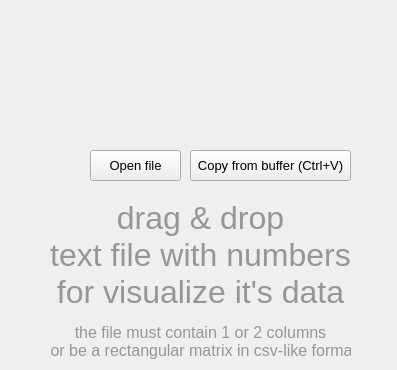
DevToolsOrganization/matrix-data-visualization-DAVIS, file gui/davis_gui.ui: the form before one commit.
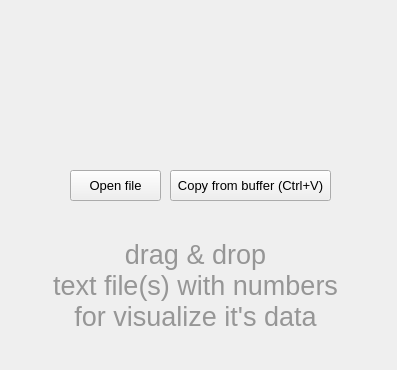
The form after the commit. Icons and pictures are not drawn.

Patch:
```diff
--- a/gui/davis_gui.ui
+++ b/gui/davis_gui.ui
@@ -37,10 +37,10 @@
     </property>
     <property name="geometry">
      <rect>
-      <x>50</x>
-      <y>200</y>
-      <width>301</width>
-      <height>161</height>
+      <x>0</x>
+      <y>230</y>
+      <width>391</width>
+      <height>111</height>
      </rect>
     </property>
     <property name="sizePolicy">
@@ -55,7 +55,7 @@
      </font>
     </property>
     <property name="text">
-     <string>&lt;html&gt;&lt;head/&gt;&lt;body&gt;&lt;p align=&quot;center&quot;&gt;&lt;span style=&quot; color:#969696;&quot;&gt;drag &amp;amp; drop&lt;br/&gt;text file with numbers &lt;br/&gt;for visualize it's data&lt;/span&gt;&lt;/p&gt;&lt;p align=&quot;center&quot;&gt;&lt;span style=&quot; font-size:12pt; color:#969696;&quot;&gt;the file must contain 1 or 2 columns&lt;br/&gt;or be a rectangular matrix in csv-like format&lt;/span&gt;&lt;/p&gt;&lt;/body&gt;&lt;/html&gt;</string>
+     <string>&lt;html&gt;&lt;head/&gt;&lt;body&gt;&lt;p align=&quot;center&quot;&gt;&lt;span style=&quot; font-size:20pt; color:#969696;&quot;&gt;drag &amp;amp; drop&lt;br/&gt;text file(s) with numbers &lt;br/&gt;for visualize it's data&lt;/span&gt;&lt;/p&gt;&lt;/body&gt;&lt;/html&gt;</string>
     </property>
    </widget>
    <widget class="QLabel" name="label_doc">
@@ -166,8 +166,8 @@
    <widget class="QPushButton" name="pushButton_open">
     <property name="geometry">
      <rect>
-      <x>90</x>
-      <y>150</y>
+      <x>70</x>
+      <y>170</y>
       <width>91</width>
       <height>31</height>
      </rect>
@@ -187,8 +187,8 @@
    <widget class="QPushButton" name="pushButton_fromBuffer">
     <property name="geometry">
      <rect>
-      <x>190</x>
-      <y>150</y>
+      <x>170</x>
+      <y>170</y>
       <width>161</width>
       <height>31</height>
      </rect>
```
